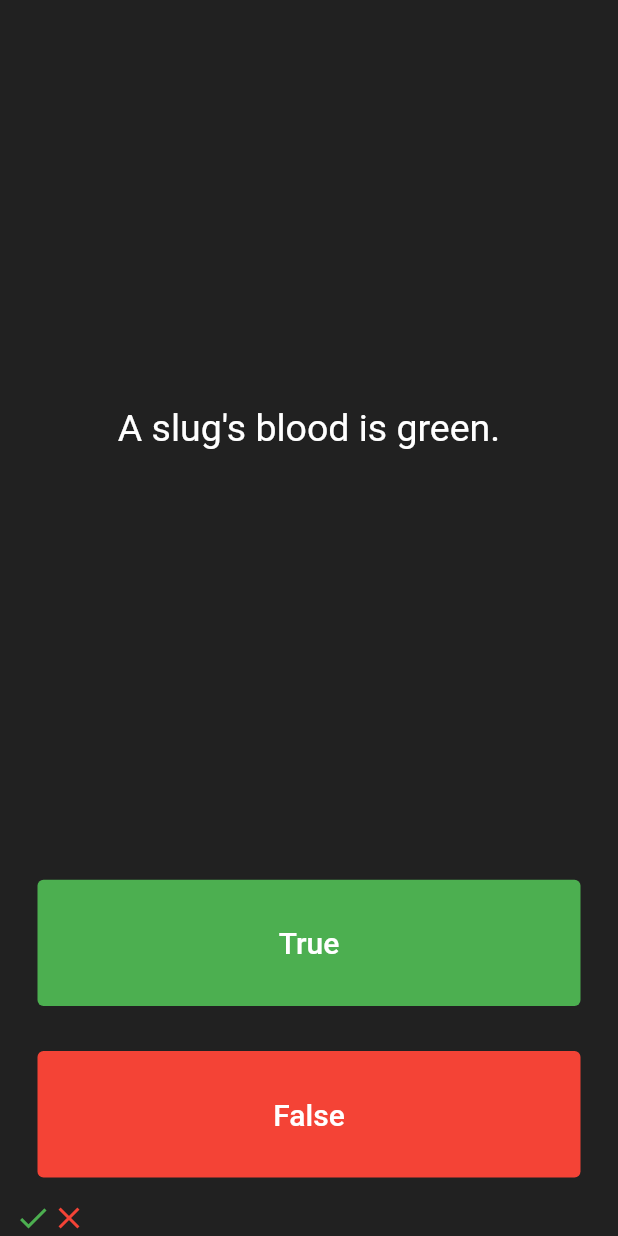
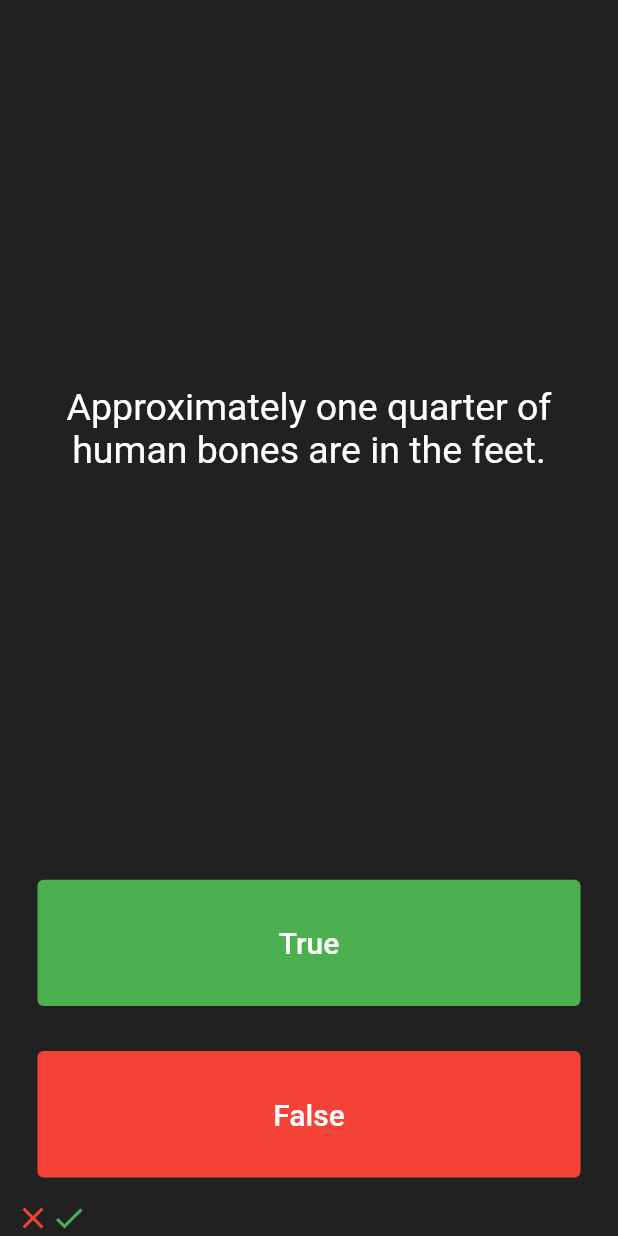
Before and after one commit to vijayprmar/quizzler-flutter-master, a Flutter app: the screen it shows after launch, after a tap on "True", after a tap on "False", on a phone screen of 412 x 824 dp. Run offline on Flutter 3.47's test engine with Material 2 defaults, Android fonts, the phone set to English and light mode, and no system bars.

Commit message:
Added Final Code

```diff
--- a/quizzler-flutter-master/lib/main.dart
+++ b/quizzler-flutter-master/lib/main.dart
@@ -1,4 +1,7 @@
 import 'package:flutter/material.dart';
+import 'package:quizzler/quiz_brain.dart';
+
+QuizBrain quizBrain = QuizBrain();
 
 void main() => runApp(Quizzler());
 
@@ -26,12 +29,24 @@ class QuizPage extends StatefulWidget {
 
 class _QuizPageState extends State<QuizPage> {
   List<Icon> scoreKeeper = [];
-  List<String> questions = [
-    'You can lead a cow down stairs but not up stairs.',
-    'Approximately one quarter of human bones are in the feet.',
-    'A slug\'s blood is green.'
-  ];
-  int questionNumber = 0;
+
+  void checkAnswer(bool userPickedAnswer) {
+    setState(() {
+      quizBrain.nextQuestion();
+      if (quizBrain.getCorectAnswer()) {
+        scoreKeeper.add(Icon(
+          Icons.check,
+          color: Colors.green,
+        ));
+      } else {
+        scoreKeeper.add(Icon(
+          Icons.close,
+          color: Colors.red,
+        ));
+      }
+    });
+  }
+
   @override
   Widget build(BuildContext context) {
     return Column(
@@ -44,7 +59,7 @@ class _QuizPageState extends State<QuizPage> {
             padding: EdgeInsets.all(10.0),
             child: Center(
               child: Text(
-                questions[questionNumber],
+                quizBrain.getQuestionText(),
                 textAlign: TextAlign.center,
                 style: TextStyle(
                   fontSize: 25.0,
@@ -68,10 +83,7 @@ class _QuizPageState extends State<QuizPage> {
                 ),
               ),
               onPressed: () {
-                setState(() {
-                  questionNumber++;
-                  scoreKeeper.add(Icon(Icons.check, color: Colors.green));
-                });
+                checkAnswer(true);
               },
             ),
           ),
@@ -90,10 +102,7 @@ class _QuizPageState extends State<QuizPage> {
                 ),
               ),
               onPressed: () {
-                setState(() {
-                  questionNumber++;
-                  scoreKeeper.add(Icon(Icons.close, color: Colors.red));
-                });
+                checkAnswer(false);
               },
             ),
           ),
--- /dev/null
+++ b/quizzler-flutter-master/lib/questions.dart
@@ -0,0 +1,9 @@
+class Question {
+  String questionText;
+  bool questionAnswer;
+
+  Question(String q, bool a) {
+    questionText = q;
+    questionAnswer = a;
+  }
+}
--- /dev/null
+++ b/quizzler-flutter-master/lib/quiz_brain.dart
@@ -0,0 +1,47 @@
+import 'package:quizzler/questions.dart';
+
+class QuizBrain {
+  int _questionNumber = 0;
+
+  List<Question> _questionBank = [
+    Question('Some cats are actually allergic to humans', true),
+    Question('You can lead a cow down stairs but not up stairs.', false),
+    Question('Approximately one quarter of human bones are in the feet.', true),
+    Question('A slug\'s blood is green.', true),
+    Question('Buzz Aldrin\'s mother\'s maiden name was \"Moon\".', true),
+    Question('It is illegal to pee in the Ocean in Portugal.', true),
+    Question(
+        'No piece of square dry paper can be folded in half more than 7 times.',
+        false),
+    Question(
+        'In London, UK, if you happen to die in the House of Parliament, you are technically entitled to a state funeral, because the building is considered too sacred a place.',
+        true),
+    Question(
+        'The loudest sound produced by any animal is 188 decibels. That animal is the African Elephant.',
+        false),
+    Question(
+        'The total surface area of two human lungs is approximately 70 square metres.',
+        true),
+    Question('Google was originally called \"Backrub\".', true),
+    Question(
+        'Chocolate affects a dog\'s heart and nervous system; a few ounces are enough to kill a small dog.',
+        true),
+    Question(
+        'In West Virginia, USA, if you accidentally hit an animal with your car, you are free to take it home to eat.',
+        true),
+  ];
+
+  void nextQuestion() {
+    if (_questionNumber < _questionBank.length-1) {
+      _questionNumber++;
+    }
+  }
+
+  String getQuestionText() {
+    return _questionBank[_questionNumber].questionText;
+  }
+
+  bool getCorectAnswer() {
+    return _questionBank[_questionNumber].questionAnswer;
+  }
+}
--- a/quizzler-flutter-master/pubspec.yaml
+++ b/quizzler-flutter-master/pubspec.yaml
@@ -19,7 +19,7 @@ dependencies:
   # The following adds the Cupertino Icons font to your application.
   # Use with the CupertinoIcons class for iOS style icons.
   cupertino_icons: ^0.1.2
-
+  rflutter_alert: ^2.0.4
 dev_dependencies:
   flutter_test:
     sdk: flutter
```
